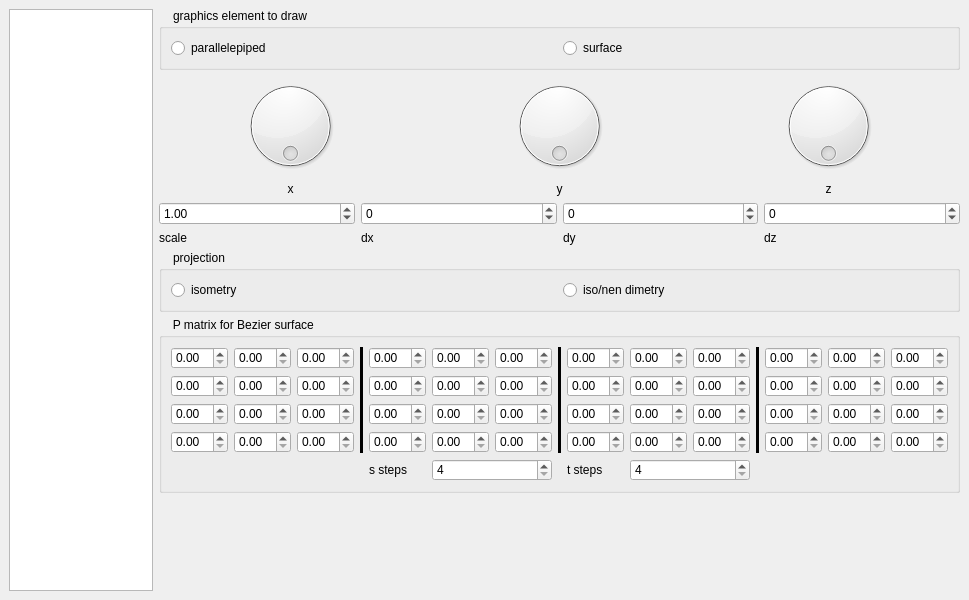
Above: 3/src/forms_ui/main_window.ui from dazzlemon/diit_121-ipz_y2_cg before the change. Below: the same form after it.
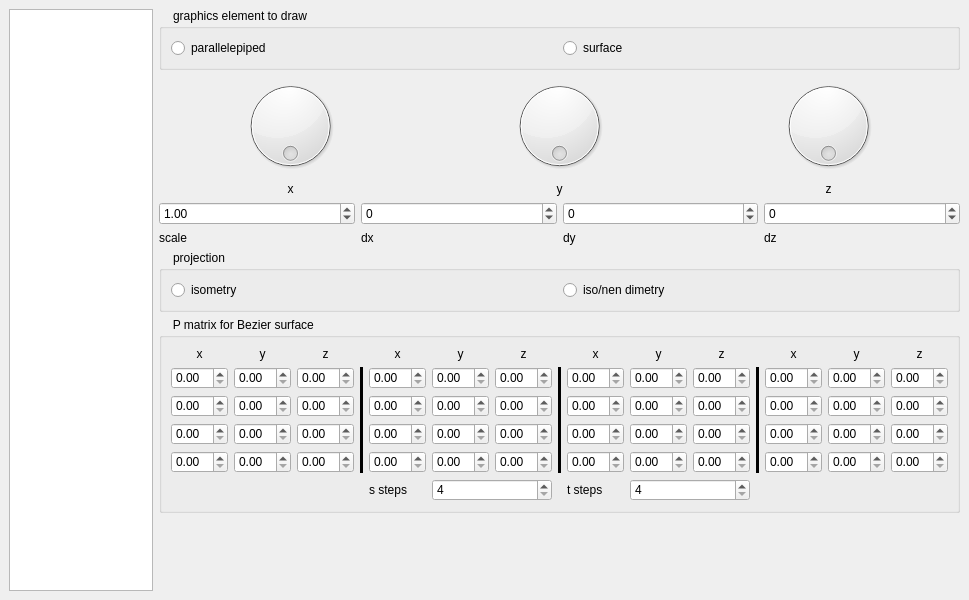
That is the form after the change.

Commit message: input points for bezier surface ui

```diff
--- a/3/src/forms_ui/main_window.ui
+++ b/3/src/forms_ui/main_window.ui
@@ -249,42 +249,105 @@
          <bool>true</bool>
         </property>
         <layout class="QGridLayout" name="gridLayout_3">
-         <item row="0" column="11" rowspan="4">
-          <widget class="Line" name="line_3">
-           <property name="frameShadow">
-            <enum>QFrame::Plain</enum>
-           </property>
-           <property name="lineWidth">
+         <item row="2" column="2">
+          <widget class="QDoubleSpinBox" name="z10SpinBox"/>
+         </item>
+         <item row="3" column="0">
+          <widget class="QDoubleSpinBox" name="x20SpinBox"/>
+         </item>
+         <item row="3" column="4">
+          <widget class="QDoubleSpinBox" name="x21SpinBox"/>
+         </item>
+         <item row="1" column="10">
+          <widget class="QDoubleSpinBox" name="z02SpinBox"/>
+         </item>
+         <item row="4" column="6">
+          <widget class="QDoubleSpinBox" name="z31SpinBox"/>
+         </item>
+         <item row="5" column="5" colspan="2">
+          <widget class="QSpinBox" name="sStepsSpinBox">
+           <property name="minimum">
             <number>4</number>
            </property>
-           <property name="orientation">
-            <enum>Qt::Vertical</enum>
-           </property>
           </widget>
          </item>
-         <item row="2" column="5">
-          <widget class="QDoubleSpinBox" name="doubleSpinBox_26"/>
+         <item row="2" column="6">
+          <widget class="QDoubleSpinBox" name="z11SpinBox"/>
          </item>
-         <item row="2" column="12">
-          <widget class="QDoubleSpinBox" name="doubleSpinBox_41"/>
+         <item row="3" column="13">
+          <widget class="QDoubleSpinBox" name="y23SpinBox"/>
          </item>
-         <item row="0" column="9">
-          <widget class="QDoubleSpinBox" name="doubleSpinBox_17"/>
-         </item>
-         <item row="0" column="4">
-          <widget class="QDoubleSpinBox" name="doubleSpinBox_13"/>
+         <item row="2" column="10">
+          <widget class="QDoubleSpinBox" name="z12SpinBox"/>
          </item>
          <item row="2" column="4">
           <widget class="QDoubleSpinBox" name="doubleSpinBox_25"/>
          </item>
-         <item row="3" column="9">
-          <widget class="QDoubleSpinBox" name="doubleSpinBox_38"/>
+         <item row="2" column="1">
+          <widget class="QDoubleSpinBox" name="y10SpinBox"/>
          </item>
-         <item row="1" column="12">
-          <widget class="QDoubleSpinBox" name="doubleSpinBox_40"/>
+         <item row="5" column="4">
+          <widget class="QLabel" name="label_8">
+           <property name="text">
+            <string>s steps</string>
+           </property>
+          </widget>
          </item>
-         <item row="0" column="10">
-          <widget class="QDoubleSpinBox" name="doubleSpinBox_18"/>
+         <item row="4" column="2">
+          <widget class="QDoubleSpinBox" name="z30SpinBox"/>
+         </item>
+         <item row="4" column="12">
+          <widget class="QDoubleSpinBox" name="x33SpinBox"/>
+         </item>
+         <item row="1" column="5">
+          <widget class="QDoubleSpinBox" name="y01SpinBox"/>
+         </item>
+         <item row="1" column="11" rowspan="4">
+          <widget class="Line" name="line_3">
+           <property name="frameShadow">
+            <enum>QFrame::Plain</enum>
+           </property>
+           <property name="lineWidth">
+            <number>4</number>
+           </property>
+           <property name="orientation">
+            <enum>Qt::Vertical</enum>
+           </property>
+          </widget>
+         </item>
+         <item row="1" column="7" rowspan="4">
+          <widget class="Line" name="line_2">
+           <property name="frameShadow">
+            <enum>QFrame::Plain</enum>
+           </property>
+           <property name="lineWidth">
+            <number>4</number>
+           </property>
+           <property name="orientation">
+            <enum>Qt::Vertical</enum>
+           </property>
+          </widget>
+         </item>
+         <item row="2" column="13">
+          <widget class="QDoubleSpinBox" name="y13SpinBox"/>
+         </item>
+         <item row="4" column="8">
+          <widget class="QDoubleSpinBox" name="x32SpinBox"/>
+         </item>
+         <item row="3" column="2">
+          <widget class="QDoubleSpinBox" name="z20SpinBox"/>
+         </item>
+         <item row="1" column="6">
+          <widget class="QDoubleSpinBox" name="z01SpinBox"/>
+         </item>
+         <item row="3" column="14">
+          <widget class="QDoubleSpinBox" name="z23SpinBox"/>
+         </item>
+         <item row="3" column="1">
+          <widget class="QDoubleSpinBox" name="y20SpinBox"/>
+         </item>
+         <item row="1" column="1">
+          <widget class="QDoubleSpinBox" name="y00SpinBox"/>
          </item>
          <item row="1" column="9">
           <widget class="QDoubleSpinBox" name="doubleSpinBox_32"/>
@@ -292,171 +355,228 @@
          <item row="1" column="13">
           <widget class="QDoubleSpinBox" name="doubleSpinBox_43"/>
          </item>
-         <item row="2" column="10">
-          <widget class="QDoubleSpinBox" name="doubleSpinBox_36"/>
+         <item row="4" column="0">
+          <widget class="QDoubleSpinBox" name="x30SpinBox"/>
          </item>
-         <item row="0" column="3" rowspan="4">
-          <widget class="Line" name="line">
-           <property name="frameShadow">
-            <enum>QFrame::Plain</enum>
+         <item row="1" column="2">
+          <widget class="QDoubleSpinBox" name="z00SpinBox"/>
+         </item>
+         <item row="2" column="12">
+          <widget class="QDoubleSpinBox" name="x13SpinBox"/>
+         </item>
+         <item row="5" column="8">
+          <widget class="QLabel" name="label_9">
+           <property name="text">
+            <string>t steps</string>
            </property>
-           <property name="lineWidth">
+          </widget>
+         </item>
+         <item row="5" column="9" colspan="2">
+          <widget class="QSpinBox" name="tStepsSpinBox">
+           <property name="minimum">
             <number>4</number>
            </property>
-           <property name="orientation">
-            <enum>Qt::Vertical</enum>
-           </property>
           </widget>
          </item>
-         <item row="0" column="13">
-          <widget class="QDoubleSpinBox" name="doubleSpinBox_20"/>
-         </item>
-         <item row="0" column="6">
-          <widget class="QDoubleSpinBox" name="doubleSpinBox_15"/>
-         </item>
-         <item row="2" column="0">
-          <widget class="QDoubleSpinBox" name="doubleSpinBox_5"/>
+         <item row="4" column="4">
+          <widget class="QDoubleSpinBox" name="x31SpinBox"/>
          </item>
          <item row="2" column="8">
           <widget class="QDoubleSpinBox" name="doubleSpinBox_34"/>
          </item>
-         <item row="0" column="8">
-          <widget class="QDoubleSpinBox" name="doubleSpinBox_16"/>
+         <item row="2" column="0">
+          <widget class="QDoubleSpinBox" name="x10SpinBox"/>
+         </item>
+         <item row="4" column="13">
+          <widget class="QDoubleSpinBox" name="y33SpinBox"/>
+         </item>
+         <item row="4" column="1">
+          <widget class="QDoubleSpinBox" name="y30SpinBox"/>
+         </item>
+         <item row="1" column="0">
+          <widget class="QDoubleSpinBox" name="x00SpinBox"/>
+         </item>
+         <item row="1" column="8">
+          <widget class="QDoubleSpinBox" name="x02SpinBox"/>
+         </item>
+         <item row="4" column="10">
+          <widget class="QDoubleSpinBox" name="z32SpinBox"/>
+         </item>
+         <item row="2" column="5">
+          <widget class="QDoubleSpinBox" name="y11SpinBox"/>
+         </item>
+         <item row="3" column="12">
+          <widget class="QDoubleSpinBox" name="x23SpinBox"/>
          </item>
          <item row="3" column="8">
           <widget class="QDoubleSpinBox" name="doubleSpinBox_37"/>
          </item>
-         <item row="1" column="2">
-          <widget class="QDoubleSpinBox" name="doubleSpinBox_10"/>
+         <item row="4" column="5">
+          <widget class="QDoubleSpinBox" name="y31SpinBox"/>
          </item>
-         <item row="3" column="13">
-          <widget class="QDoubleSpinBox" name="doubleSpinBox_45"/>
+         <item row="1" column="12">
+          <widget class="QDoubleSpinBox" name="x03SpinBox"/>
          </item>
-         <item row="0" column="5">
-          <widget class="QDoubleSpinBox" name="doubleSpinBox_14"/>
+         <item row="2" column="9">
+          <widget class="QDoubleSpinBox" name="y12SpinBox"/>
          </item>
-         <item row="0" column="2">
-          <widget class="QDoubleSpinBox" name="doubleSpinBox_3"/>
+         <item row="1" column="3" rowspan="4">
+          <widget class="Line" name="line">
+           <property name="frameShadow">
+            <enum>QFrame::Plain</enum>
+           </property>
+           <property name="lineWidth">
+            <number>4</number>
+           </property>
+           <property name="orientation">
+            <enum>Qt::Vertical</enum>
+           </property>
+          </widget>
+         </item>
+         <item row="3" column="5">
+          <widget class="QDoubleSpinBox" name="y21SpinBox"/>
+         </item>
+         <item row="3" column="9">
+          <widget class="QDoubleSpinBox" name="y22SpinBox"/>
+         </item>
+         <item row="1" column="4">
+          <widget class="QDoubleSpinBox" name="x01SpinBox"/>
          </item>
          <item row="3" column="10">
-          <widget class="QDoubleSpinBox" name="doubleSpinBox_39"/>
-         </item>
-         <item row="1" column="10">
-          <widget class="QDoubleSpinBox" name="doubleSpinBox_33"/>
-         </item>
-         <item row="3" column="12">
-          <widget class="QDoubleSpinBox" name="doubleSpinBox_42"/>
+          <widget class="QDoubleSpinBox" name="z22SpinBox"/>
          </item>
          <item row="3" column="6">
-          <widget class="QDoubleSpinBox" name="doubleSpinBox_30"/>
-         </item>
-         <item row="3" column="0">
-          <widget class="QDoubleSpinBox" name="doubleSpinBox_6"/>
-         </item>
-         <item row="0" column="1">
-          <widget class="QDoubleSpinBox" name="doubleSpinBox_2"/>
-         </item>
-         <item row="2" column="13">
-          <widget class="QDoubleSpinBox" name="doubleSpinBox_44"/>
-         </item>
-         <item row="0" column="7" rowspan="4">
-          <widget class="Line" name="line_2">
-           <property name="frameShadow">
-            <enum>QFrame::Plain</enum>
-           </property>
-           <property name="lineWidth">
-            <number>4</number>
-           </property>
-           <property name="orientation">
-            <enum>Qt::Vertical</enum>
-           </property>
-          </widget>
-         </item>
-         <item row="2" column="14">
-          <widget class="QDoubleSpinBox" name="doubleSpinBox_47"/>
-         </item>
-         <item row="1" column="0">
-          <widget class="QDoubleSpinBox" name="doubleSpinBox_4"/>
-         </item>
-         <item row="1" column="4">
-          <widget class="QDoubleSpinBox" name="doubleSpinBox_22"/>
-         </item>
-         <item row="3" column="1">
-          <widget class="QDoubleSpinBox" name="doubleSpinBox_9"/>
-         </item>
-         <item row="3" column="2">
-          <widget class="QDoubleSpinBox" name="doubleSpinBox_12"/>
-         </item>
-         <item row="2" column="9">
-          <widget class="QDoubleSpinBox" name="doubleSpinBox_35"/>
+          <widget class="QDoubleSpinBox" name="z21SpinBox"/>
          </item>
          <item row="1" column="14">
-          <widget class="QDoubleSpinBox" name="doubleSpinBox_46"/>
+          <widget class="QDoubleSpinBox" name="z03SpinBox"/>
+         </item>
+         <item row="2" column="14">
+          <widget class="QDoubleSpinBox" name="z13SpinBox"/>
+         </item>
+         <item row="4" column="14">
+          <widget class="QDoubleSpinBox" name="z33SpinBox"/>
+         </item>
+         <item row="4" column="9">
+          <widget class="QDoubleSpinBox" name="y32SpinBox"/>
          </item>
          <item row="0" column="0">
-          <widget class="QDoubleSpinBox" name="doubleSpinBox"/>
+          <widget class="QLabel" name="label_10">
+           <property name="text">
+            <string>x</string>
+           </property>
+           <property name="alignment">
+            <set>Qt::AlignCenter</set>
+           </property>
+          </widget>
          </item>
-         <item row="1" column="1">
-          <widget class="QDoubleSpinBox" name="doubleSpinBox_7"/>
+         <item row="0" column="1">
+          <widget class="QLabel" name="label_11">
+           <property name="text">
+            <string>y</string>
+           </property>
+           <property name="alignment">
+            <set>Qt::AlignCenter</set>
+           </property>
+          </widget>
          </item>
-         <item row="3" column="4">
-          <widget class="QDoubleSpinBox" name="doubleSpinBox_28"/>
+         <item row="0" column="2">
+          <widget class="QLabel" name="label_12">
+           <property name="text">
+            <string>z</string>
+           </property>
+           <property name="alignment">
+            <set>Qt::AlignCenter</set>
+           </property>
+          </widget>
          </item>
-         <item row="3" column="5">
-          <widget class="QDoubleSpinBox" name="doubleSpinBox_29"/>
+         <item row="0" column="4">
+          <widget class="QLabel" name="label_13">
+           <property name="text">
+            <string>x</string>
+           </property>
+           <property name="alignment">
+            <set>Qt::AlignCenter</set>
+           </property>
+          </widget>
          </item>
-         <item row="2" column="6">
-          <widget class="QDoubleSpinBox" name="doubleSpinBox_27"/>
+         <item row="0" column="5">
+          <widget class="QLabel" name="label_14">
+           <property name="text">
+            <string>y</string>
+           </property>
+           <property name="alignment">
+            <set>Qt::AlignCenter</set>
+           </property>
+          </widget>
          </item>
-         <item row="1" column="6">
-          <widget class="QDoubleSpinBox" name="doubleSpinBox_24"/>
+         <item row="0" column="6">
+          <widget class="QLabel" name="label_15">
+           <property name="text">
+            <string>z</string>
+           </property>
+           <property name="alignment">
+            <set>Qt::AlignCenter</set>
+           </property>
+          </widget>
          </item>
-         <item row="1" column="8">
-          <widget class="QDoubleSpinBox" name="doubleSpinBox_31"/>
+         <item row="0" column="8">
+          <widget class="QLabel" name="label_16">
+           <property name="text">
+            <string>x</string>
+           </property>
+           <property name="alignment">
+            <set>Qt::AlignCenter</set>
+           </property>
+          </widget>
+         </item>
+         <item row="0" column="9">
+          <widget class="QLabel" name="label_17">
+           <property name="text">
+            <string>y</string>
+           </property>
+           <property name="alignment">
+            <set>Qt::AlignCenter</set>
+           </property>
+          </widget>
+         </item>
+         <item row="0" column="10">
+          <widget class="QLabel" name="label_18">
+           <property name="text">
+            <string>z</string>
+           </property>
+           <property name="alignment">
+            <set>Qt::AlignCenter</set>
+           </property>
+          </widget>
          </item>
          <item row="0" column="12">
-          <widget class="QDoubleSpinBox" name="doubleSpinBox_19"/>
+          <widget class="QLabel" name="label_19">
+           <property name="text">
+            <string>x</string>
+           </property>
+           <property name="alignment">
+            <set>Qt::AlignCenter</set>
+           </property>
+          </widget>
+         </item>
+         <item row="0" column="13">
+          <widget class="QLabel" name="label_20">
+           <property name="text">
+            <string>y</string>
+           </property>
+           <property name="alignment">
+            <set>Qt::AlignCenter</set>
+           </property>
+          </widget>
          </item>
          <item row="0" column="14">
-          <widget class="QDoubleSpinBox" name="doubleSpinBox_21"/>
-         </item>
-         <item row="3" column="14">
-          <widget class="QDoubleSpinBox" name="doubleSpinBox_48"/>
-         </item>
-         <item row="1" column="5">
-          <widget class="QDoubleSpinBox" name="doubleSpinBox_23"/>
-         </item>
-         <item row="2" column="2">
-          <widget class="QDoubleSpinBox" name="doubleSpinBox_11"/>
-         </item>
-         <item row="2" column="1">
-          <widget class="QDoubleSpinBox" name="doubleSpinBox_8"/>
-         </item>
-         <item row="4" column="4">
-          <widget class="QLabel" name="label_8">
+          <widget class="QLabel" name="label_21">
            <property name="text">
-            <string>s steps</string>
+            <string>z</string>
            </property>
-          </widget>
-         </item>
-         <item row="4" column="8">
-          <widget class="QLabel" name="label_9">
-           <property name="text">
-            <string>t steps</string>
-           </property>
-          </widget>
-         </item>
-         <item row="4" column="5" colspan="2">
-          <widget class="QSpinBox" name="sStepsSpinBox">
-           <property name="minimum">
-            <number>4</number>
-           </property>
-          </widget>
-         </item>
-         <item row="4" column="9" colspan="2">
-          <widget class="QSpinBox" name="tStepsSpinBox">
-           <property name="minimum">
-            <number>4</number>
+           <property name="alignment">
+            <set>Qt::AlignCenter</set>
            </property>
           </widget>
          </item>
```
Left out of the diff: 10 changed lines with no effect on the pictures. The commit also changes 3 other files.
